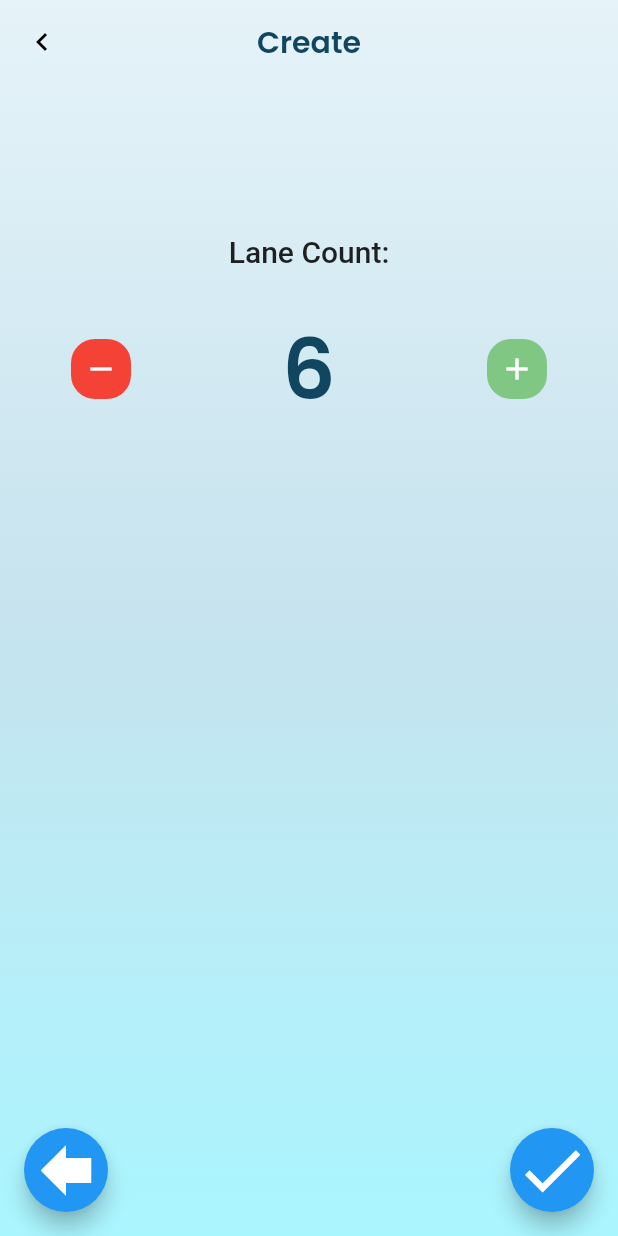
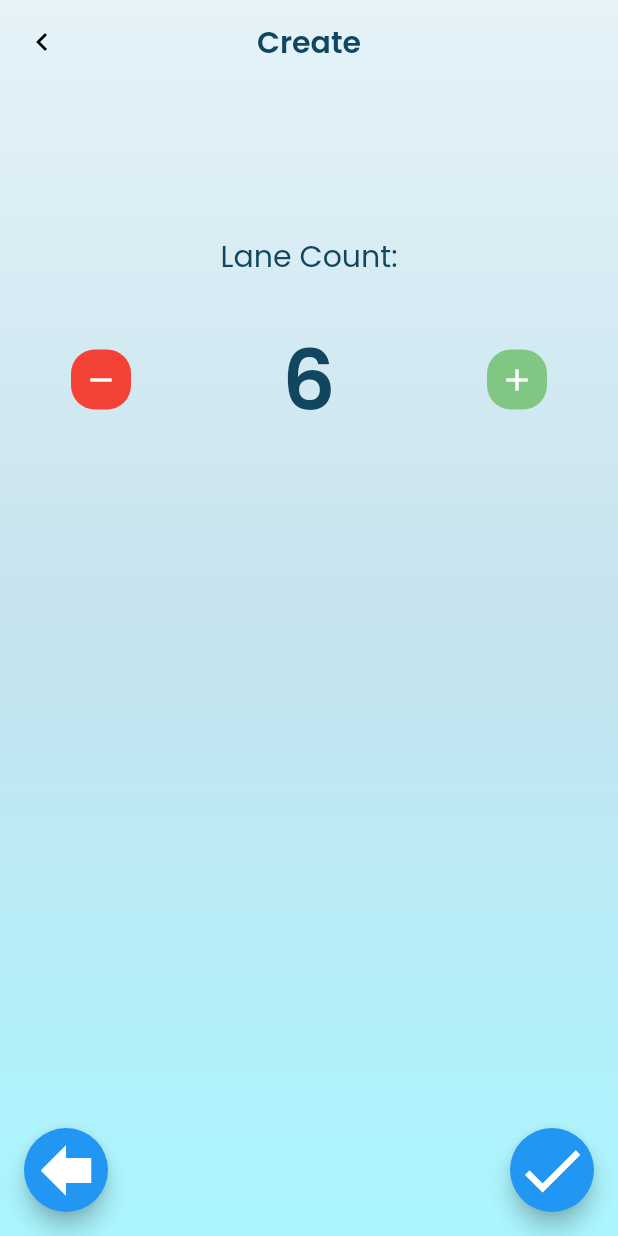
Before and after one commit to pfranz1/swim_timer, a Flutter app: the LaneSettingsView screen opened directly, on a phone screen of 412 x 824 dp. Run offline on Flutter 3.47's test engine with Material 2 defaults, Android fonts, the phone set to English and light mode, and no system bars; our stand-ins replace equatable, firebase_core, firebase_database, flutter_bloc, go_router, page_transition and 2 more; missing offline and left inert: animated_digit, sorted_list; accounts and stored records are empty.

Commit message:
add Poppins font to create screen labels

```diff
--- a/lib/pages/create/views/lane_settings_view.dart
+++ b/lib/pages/create/views/lane_settings_view.dart
@@ -129,7 +129,12 @@ class _LaneSettingsViewState extends State<LaneSettingsView>
                 children: [
                   Text(
                     'Lane Count:',
-                    style: Theme.of(context).textTheme.headline6,
+                    style: TextStyle(
+                      fontSize: 20,
+                      color: Color(0xFF10465F),
+                      fontFamily: 'Poppins',
+                      fontWeight: FontWeight.w500,
+                    ),
                   ),
                   SizedBox(
                     height: 25,
```
Also changed, not shown: lib/pages/create/views/name_view.dart (+6 -1 lines).
